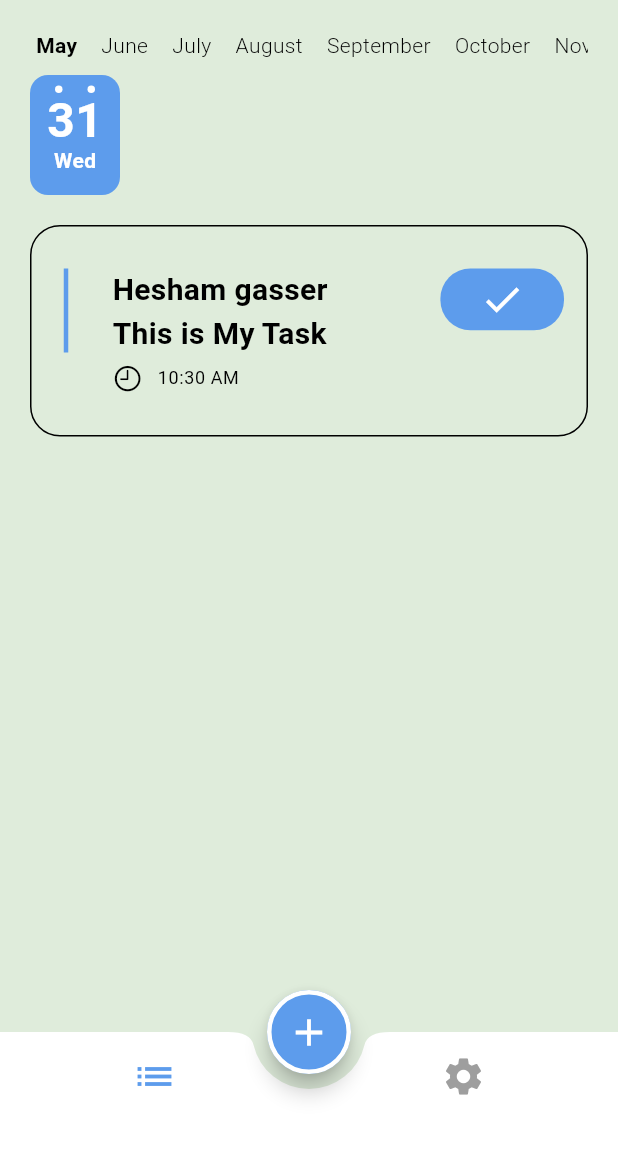
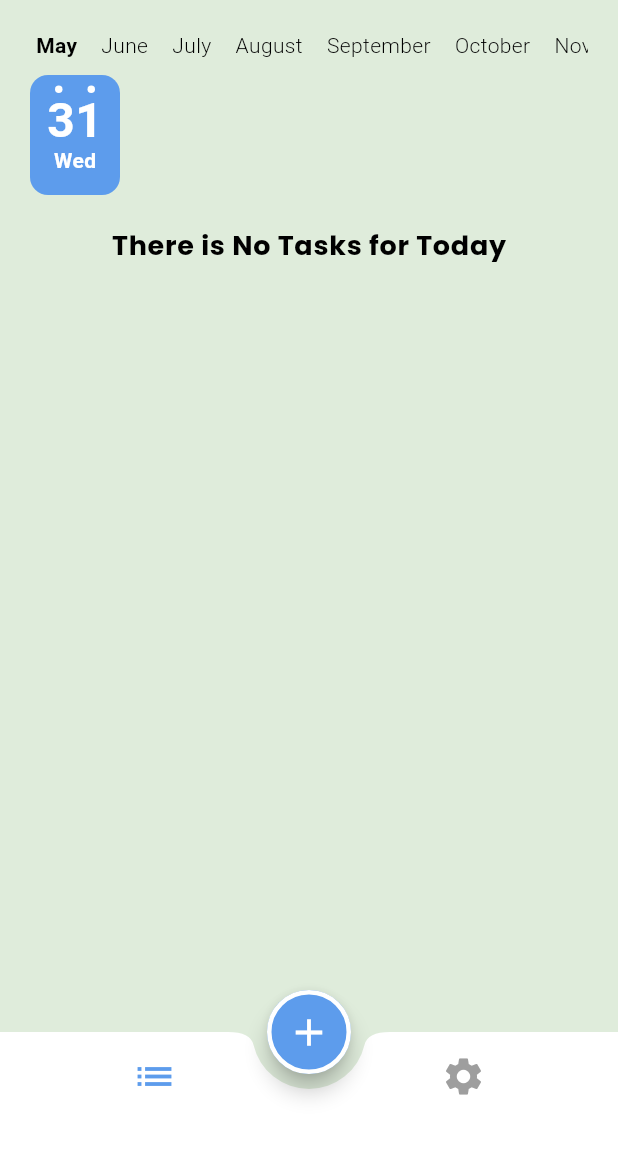
Before and after one commit to heshamgasser/new_todo_app, a Flutter app: the screen it shows after launch, on a phone screen of 412 x 824 dp, the part 84-1236 px from its top. Run offline on Flutter 3.47's test engine with Material 2 defaults, Android fonts, the phone set to English and light mode, and no system bars; drawn by our look-alikes of calendar_timeline; our stand-ins replace cloud_firestore, firebase_core, flutter_slidable, google_fonts, shared_preferences; accounts and stored records are empty; generated files the repository leaves out were written again.

Commit message:
firebase read/write/delete/update functions

```diff
--- a/lib/home_layout/home_layout.dart
+++ b/lib/home_layout/home_layout.dart
@@ -13,6 +13,7 @@ class HomeScreen extends StatelessWidget {
       builder: (context, child) {
         var provider = Provider.of<HomeLayoutProvider>(context);
         return Scaffold(
+          resizeToAvoidBottomInset: true,
           extendBody: true,
           appBar: AppBar(
             title: Text(
@@ -33,7 +34,7 @@ class HomeScreen extends StatelessWidget {
               unselectedItemColor: Colors.grey,
               currentIndex: provider.selectedItem,
               onTap: (value) {
-              provider.changeIndex(value);
+                provider.changeIndex(value);
               },
               backgroundColor: Colors.white,
               items: [
@@ -60,7 +61,7 @@ class HomeScreen extends StatelessWidget {
               side: BorderSide(color: Colors.white, width: 3),
             ),
             onPressed: () {
-             provider.showAddTask(context);
+              provider.showAddTask(context);
             },
             child: Icon(
               Icons.add,
--- a/lib/l10n/app_ar.arb
+++ b/lib/l10n/app_ar.arb
@@ -22,6 +22,7 @@
   "edit": "تحرير",
   "open": "فتح",
   "editTask": "تحرير المهمة",
+  "noTasks": "لا توجد مهام لهذا اليوم",
   "wrongMessage": "هناك خطأ ما",
   "tryAgain": "حاول مرة أخري",
   "fieldRequired": "حقل إجباري"
--- a/lib/l10n/app_en.arb
+++ b/lib/l10n/app_en.arb
@@ -24,5 +24,6 @@
   "editTask": "Edit Task",
   "wrongMessage": "Something Went Wrong",
   "tryAgain": "Try Again",
+  "noTasks": "There is No Tasks for Today",
   "fieldRequired": "Field Required"
 }
--- /dev/null
+++ b/lib/models/task_model.dart
@@ -0,0 +1,47 @@
+class TaskModel {
+  String id;
+  String title;
+  String description;
+  String date;
+  String time;
+  bool status;
+
+  TaskModel(
+      {this.id = '',
+      required this.title,
+      required this.description,
+      required this.date,
+      required this.time,
+      required this.status});
+
+  TaskModel.fromJson(Map<String, dynamic> json)
+      : this(
+            id: json['id'],
+            title: json['title'],
+            description: json['description'],
+            date: json['date'],
+            time: json['time'],
+            status: json['status']);
+
+  // TaskModel fromJson(Map<String, dynamic> json) {
+  //   TaskModel taskModel = TaskModel(
+  //       id: json['id'],
+  //       title: json['title'],
+  //       description: json['description'],
+  //       date: json['date'],
+  //       time: json['time'],
+  //       status: json['status']);
+  //   return taskModel;
+  // }
+
+  Map<String, dynamic> toJson() {
+    return {
+      'id': id,
+      'title': title,
+      'description': description,
+      'date': date,
+      'time': time,
+      'status': status
+    };
+  }
+}
--- a/lib/provider/date_time_provider.dart
+++ b/lib/provider/date_time_provider.dart
@@ -3,9 +3,7 @@ import 'package:flutter/material.dart';
 class DateTimeProvider extends ChangeNotifier {
   DateTime initialDate = DateUtils.dateOnly(DateTime.now());
   TimeOfDay initialTime = TimeOfDay.now();
-
   // TimeOfDay time = TimeOfDay.now();
-
   DateTime date = DateUtils.dateOnly(DateTime.now());
 
   void onDateTapped(BuildContext context) async {
--- a/lib/screens/note_screen.dart
+++ b/lib/screens/note_screen.dart
@@ -1,11 +1,18 @@
+import 'package:app_template/models/task_model.dart';
 import 'package:app_template/provider/date_time_provider.dart';
+import 'package:app_template/screens/widget/add_task/task_item.dart';
+import 'package:app_template/shared/network/firebase/firebase_function.dart';
 import 'package:calendar_timeline/calendar_timeline.dart';
-import 'package:flutter/cupertino.dart';
 import 'package:flutter/material.dart';
+import 'package:flutter_gen/gen_l10n/app_localizations.dart';
 import 'package:provider/provider.dart';
 
-class NotesScreen extends StatelessWidget {
-  DateTime date = DateUtils.dateOnly(DateTime.now());
+class NotesScreen extends StatefulWidget {
+  @override
+  State<NotesScreen> createState() => _NotesScreenState();
+}
+
+class _NotesScreenState extends State<NotesScreen> {
   DateTime selectedDate = DateUtils.dateOnly(DateTime.now());
 
   @override
@@ -19,113 +26,59 @@ class NotesScreen extends StatelessWidget {
           child: Column(
             children: [
               CalendarTimeline(
-                monthColor: Theme
-                    .of(context)
-                    .colorScheme
-                    .onSurface,
-                activeBackgroundDayColor: Theme
-                    .of(context)
-                    .primaryColor,
+                monthColor: Theme.of(context).colorScheme.onSurface,
+                activeBackgroundDayColor: Theme.of(context).primaryColor,
                 locale: 'en',
-                initialDate: date,
-                firstDate: date.subtract(
+                initialDate: selectedDate,
+                firstDate: selectedDate.subtract(
                   Duration(days: 30),
                 ),
-                lastDate: date.add(
+                lastDate: selectedDate.add(
                   Duration(days: 30),
                 ),
                 onDateSelected: (p0) {
-                  selectedDate = p0;
+                  setState(() {
+                    selectedDate = p0;
+                  });
                 },
               ),
               SizedBox(height: 20),
-              ListTile(
-                horizontalTitleGap: 15,
-                tileColor: Theme
-                    .of(context)
-                    .colorScheme
-                    .background,
-                contentPadding:
-                EdgeInsets.symmetric(vertical: 20, horizontal: 15),
-                shape: RoundedRectangleBorder(
-                  borderRadius: BorderRadius.circular(20),
-                  side: BorderSide(
-                      color: Theme
-                          .of(context)
-                          .colorScheme
-                          .onSurface),
-                ),
-                title: Text(
-                  'Hesham gasser',
-                  style: Theme
-                      .of(context)
-                      .textTheme
-                      .bodyMedium,
-                ),
-                subtitle: Column(
-                  crossAxisAlignment: CrossAxisAlignment.stretch,
-                  children: [
-                    Text(
-                      'This is My Task',
-                      style: Theme
-                          .of(context)
-                          .textTheme
-                          .bodyMedium,
-                    ),
-                    SizedBox(height: 5),
-                    Row(
-                      children: [
-                        Icon(
-                          CupertinoIcons.time,
-                          size: 20,
-                          color: Theme
-                              .of(context)
-                              .colorScheme
-                              .onSurface,
-                        ),
-                        SizedBox(width: 10),
-                        Text(
-                          pro.initialTime.format(context).toString(),
-                          style: Theme
-                              .of(context)
-                              .textTheme
-                              .bodySmall,
-                        ),
-                      ],
-                    ),
-                  ],
-                ),
-                isThreeLine: true,
-                leading: VerticalDivider(
-                  color: Theme
-                      .of(context)
-                      .primaryColor,
-                  thickness: 3,
-                ),
-                trailing: Container(
-                  width: MediaQuery
-                      .of(context)
-                      .size
-                      .width * .2,
-                  height: MediaQuery
-                      .of(context)
-                      .size
-                      .height * .05,
-                  decoration: BoxDecoration(
-                      color: Theme
-                          .of(context)
-                          .primaryColor,
-                      borderRadius: BorderRadius.circular(20),
-                      shape: BoxShape.rectangle),
-                  child: Icon(
-                    Icons.done,
-                    size: 30,
-                    color: Theme
-                        .of(context)
-                        .colorScheme
-                        .surface,
-                  ),
-                ),
+              StreamBuilder(
+                stream: FirebaseFunctions.getTasksFromFirebase(selectedDate),
+                builder: (context, snapshot) {
+                  if (snapshot.connectionState == ConnectionState.waiting) {
+                    return CircularProgressIndicator();
+                  }
+                  if (snapshot.hasError) {
+                    return Center(
+                      child: Text(
+                        AppLocalizations.of(context)!.wrongMessage,
+                        style: Theme.of(context).textTheme.bodyLarge,
+                      ),
+                    );
+                  }
+                  List<TaskModel> tasks =
+                      snapshot.data?.docs.map((doc) => doc.data()).toList() ??
+                          [];
+                  return tasks.isEmpty
+                      ? Center(
+                          child: Text(
+                            AppLocalizations.of(context)!.noTasks,
+                            style: Theme.of(context).textTheme.bodyLarge,
+                          ),
+                        )
+                      : Expanded(
+                          child: ListView.separated(
+                              itemBuilder: (context, index) {
+                                return TaskItem(
+                                  tasks[index],
+                                );
+                              },
+                              separatorBuilder: (context, index) =>
+                                  SizedBox(height: 10),
+                              itemCount: tasks.length),
+                        );
+                },
               ),
             ],
           ),
--- a/lib/shared/network/firebase/firebase_function.dart
+++ b/lib/shared/network/firebase/firebase_function.dart
@@ -0,0 +1,39 @@
+import 'package:app_template/models/task_model.dart';
+import 'package:cloud_firestore/cloud_firestore.dart';
+import 'package:flutter/material.dart';
+
+class FirebaseFunctions {
+  static CollectionReference<TaskModel> getTasksCollection() {
+    return FirebaseFirestore.instance
+        .collection('Tasks')
+        .withConverter<TaskModel>(
+          fromFirestore: (snapshot, options) =>
+              TaskModel.fromJson(snapshot.data()!),
+          toFirestore: (taskModel, options) => taskModel.toJson(),
+        );
+  }
+
+  static Future<void> addTask(TaskModel task) {
+    var collection = getTasksCollection();
+    var docRef = collection.doc();
+    task.id = docRef.id;
+    return docRef.set(task);
+  }
+
+  static Stream<QuerySnapshot<TaskModel>> getTasksFromFirebase(
+      DateTime dateTime) {
+    var collection = getTasksCollection();
+    return collection
+        .where("date",
+            isEqualTo: DateUtils.dateOnly(dateTime).toString().substring(0, 10))
+        .snapshots();
+  }
+
+  static Future<void> deleteFromFirebase(String id) {
+    return getTasksCollection().doc(id).delete();
+  }
+
+  static Future<void> updateTask(String id, TaskModel taskModel) {
+    return getTasksCollection().doc(id).update(taskModel.toJson());
+  }
+}
--- a/lib/shared/style/app_colors.dart
+++ b/lib/shared/style/app_colors.dart
@@ -2,8 +2,7 @@ import 'package:flutter/material.dart';
 
 const Color lightPrimaryColor = Color(0xFF5D9CEC);
 const Color lightBackgroundColor = Color(0xFFDFECDB);
-const Color lightTaskColor = Color(0xFF61E757);
+const Color greenColor = Color(0xFF61E757);
 
 const Color darkPrimaryColor = Color(0xFF5D9CEC);
 const Color darkBackgroundColor = Color(0xFF060e1e);
-const Color darkTaskColor = Color(0xFF61E757);
--- a/pubspec.yaml
+++ b/pubspec.yaml
@@ -44,6 +44,7 @@ dependencies:
   calendar_timeline: ^1.1.2
   firebase_core: ^2.13.0
   cloud_firestore: ^4.8.0
+  flutter_slidable: ^3.0.0
 
 dev_dependencies:
   flutter_test:
```
Also changed, not shown: lib/screens/widget/add_task/add_note_modalSheet.dart (+28 -5 lines), lib/screens/widget/add_task/task_item.dart (added, +115 -0 lines), lib/models/model.dart (deleted), pubspec.lock.
